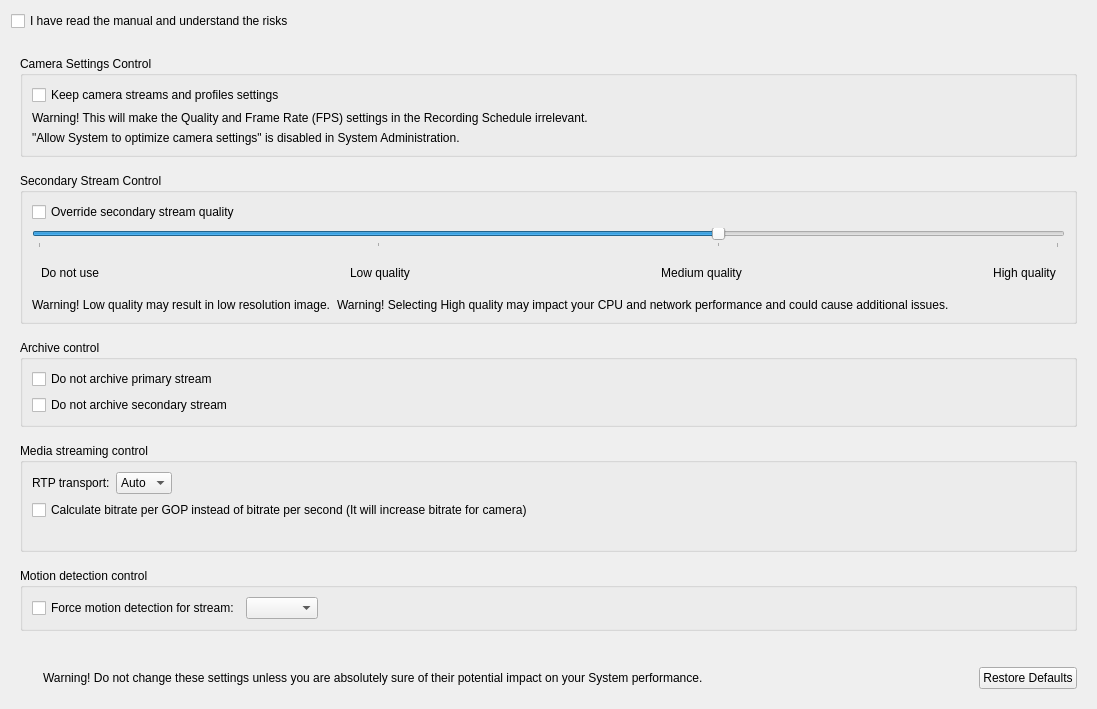
This is client/libclient/src/ui/widgets/properties/expert_settings_widget.ui in networkoptix/nx_open as Qt 5 draws it before an edit. The edited form follows.
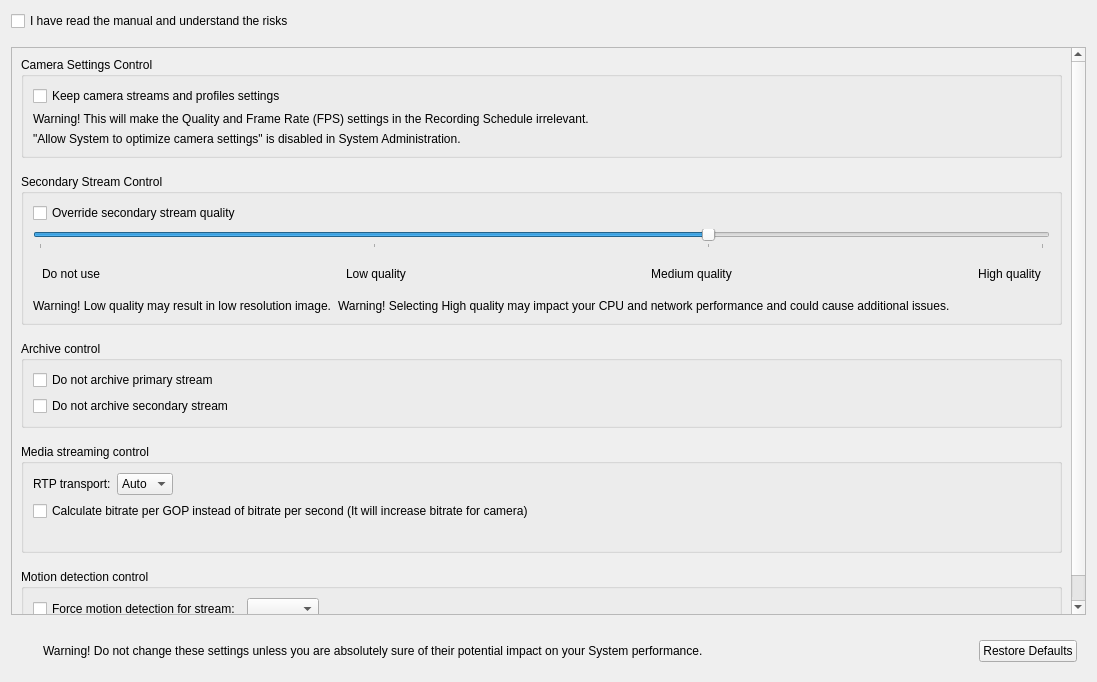
This is the edited form.

Commit message:
VMS-4120: Add vertical scroll to camera settings window - Expert Tab
<==== Mercurial data ====>
Branch: dev_3.0.0_gui

```diff
--- a/client/libclient/src/ui/widgets/properties/expert_settings_widget.ui
+++ b/client/libclient/src/ui/widgets/properties/expert_settings_widget.ui
@@ -22,8 +22,23 @@
     </widget>
    </item>
    <item>
-    <widget class="QWidget" name="assureWidget" native="true">
-     <layout class="QVBoxLayout" name="verticalLayout">
+    <widget class="QScrollArea" name="scrollArea">
+     <property name="horizontalScrollBarPolicy">
+      <enum>Qt::ScrollBarAlwaysOff</enum>
+     </property>
+     <property name="widgetResizable">
+      <bool>true</bool>
+     </property>
+     <widget class="QWidget" name="scrollAreaWidgetContents">
+      <property name="geometry">
+       <rect>
+        <x>0</x>
+        <y>0</y>
+        <width>1077</width>
+        <height>570</height>
+       </rect>
+      </property>
+      <layout class="QVBoxLayout" name="verticalLayout_8">
       <property name="spacing">
        <number>16</number>
       </property>
@@ -379,7 +394,7 @@
        </widget>
       </item>
       <item>
-       <spacer name="verticalSpacer">
+        <spacer name="verticalSpacer_2">
         <property name="orientation">
          <enum>Qt::Vertical</enum>
         </property>
@@ -391,6 +406,16 @@
         </property>
        </spacer>
       </item>
+      </layout>
+     </widget>
+    </widget>
+   </item>
+   <item>
+    <widget class="QWidget" name="assureWidget" native="true">
+     <layout class="QVBoxLayout" name="verticalLayout">
+      <property name="spacing">
+       <number>16</number>
+      </property>
       <item>
        <layout class="QHBoxLayout" name="horizontalLayout_4">
         <item>
```
Lines whose indentation alone changed are shown as unchanged. The commit also changes 1 other file.
